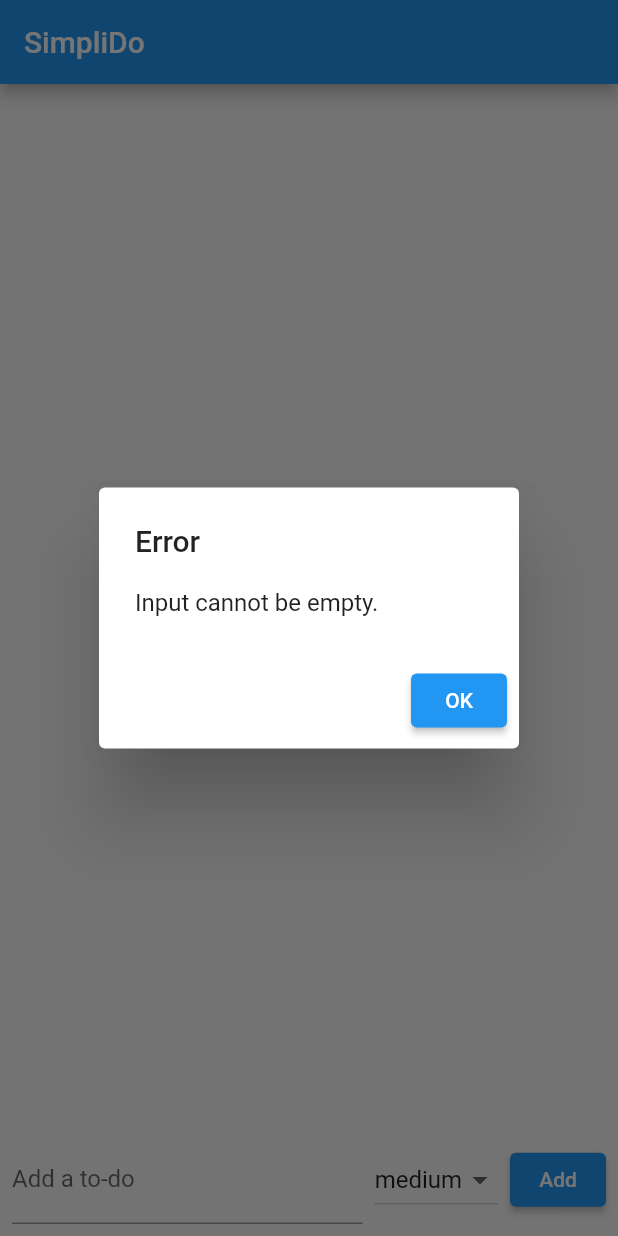
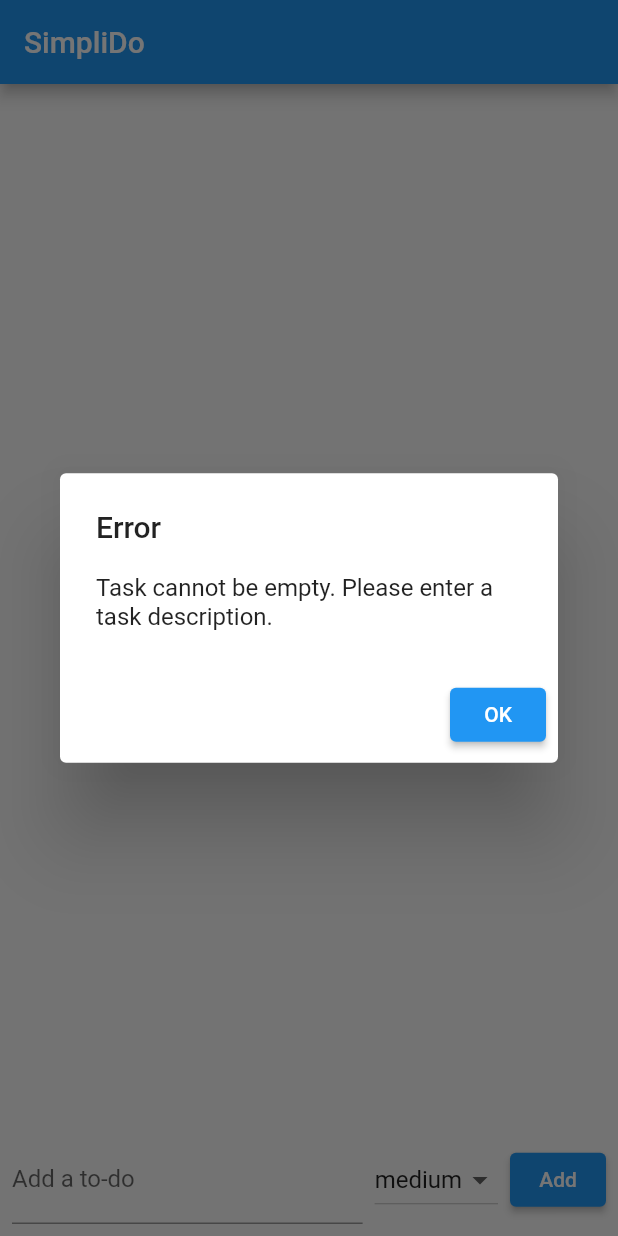
Before and after one commit to arion52/simplido, a Flutter app: the screen it shows after launch, after a tap on "Add", on a phone screen of 412 x 824 dp. Run offline on Flutter 3.47's test engine with Material 2 defaults, Android fonts, the phone set to English and light mode, and no system bars.

Commit message:
changed error message

```diff
--- a/lib/main.dart
+++ b/lib/main.dart
@@ -66,7 +66,7 @@ class _TodoScreenState extends State<TodoScreen> {
     setState(() {
       String todoTitle = _todoController.text.trim();
       if (todoTitle.isEmpty) {
-        showErrorDialog(context, 'Input cannot be empty.');
+        showErrorDialog(context, 'Task cannot be empty. Please enter a task description.');
         return;
       }
       ;
```
